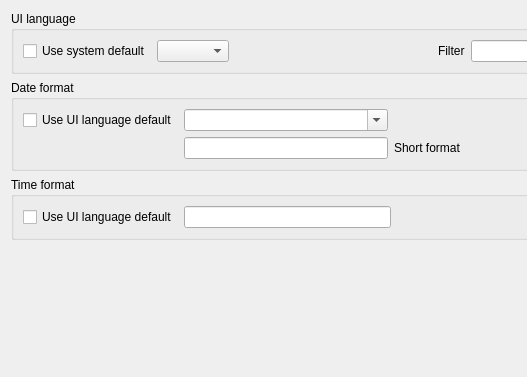
subsurface/subsurface, file desktop-widgets/preferences/prefs_language.ui: the form before one commit; both pictures show x 0 to 527 and y 0 to 377 of the 621 by 523 pixel window.
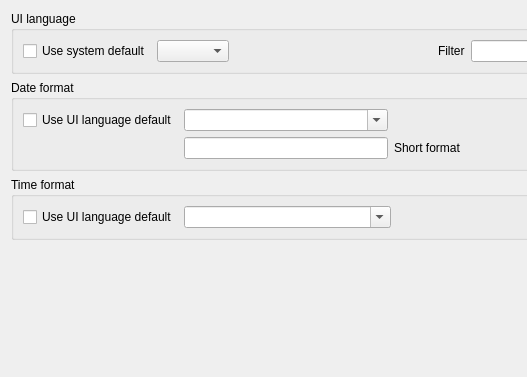
The form after the commit.

Commit message:
preferences: support a pre-defined list of time formats
Add a combo-box that holds a list of pre-defined time formats
in the Language preferences.

The user is still allowed to enter a custom time format.

```diff
--- a/desktop-widgets/preferences/prefs_language.ui
+++ b/desktop-widgets/preferences/prefs_language.ui
@@ -140,10 +140,19 @@
        </widget>
       </item>
       <item>
-       <widget class="QLineEdit" name="timeFormatEntry">
+       <widget class="QComboBox" name="timeFormatEntry">
+        <property name="sizePolicy">
+         <sizepolicy hsizetype="Expanding" vsizetype="Fixed">
+          <horstretch>0</horstretch>
+          <verstretch>0</verstretch>
+         </sizepolicy>
+        </property>
         <property name="toolTip">
          <string>&lt;html&gt;&lt;head/&gt;&lt;body&gt;&lt;p&gt;Preferred time format&lt;/p&gt;&lt;p&gt;Commonly used format specifiers are&lt;/p&gt;&lt;p&gt;h (hours in 12h format)&lt;/p&gt;&lt;p&gt;H (hours in 24h format)&lt;/p&gt;&lt;p&gt;mm (2 digit minutes)&lt;/p&gt;&lt;p&gt;ss (2 digit seconds)&lt;/p&gt;&lt;p&gt;t/tt (a/p or am/pm)&lt;/p&gt;&lt;/body&gt;&lt;/html&gt;</string>
         </property>
+        <property name="editable">
+         <bool>true</bool>
+        </property>
        </widget>
       </item>
       <item>
```
Left out of the diff: 32 changed lines with no effect on the pictures. The commit also changes 1 other file.
